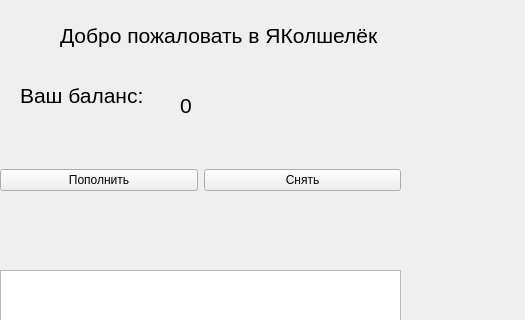
Fozu7916/Login-balance-qt-, file Log+MoneyChange/src/moneywindow.ui: the form before one commit; both pictures show x 100 to 625 and y 0 to 320 of the 625 by 557 pixel window.
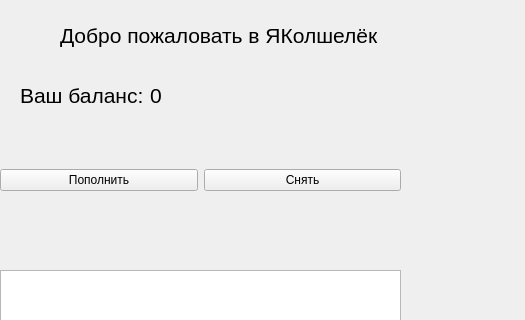
The form after the commit.

The edit to the form file:
```diff
--- a/Log+MoneyChange/src/moneywindow.ui
+++ b/Log+MoneyChange/src/moneywindow.ui
@@ -53,10 +53,10 @@
    <widget class="QLabel" name="label_3">
     <property name="geometry">
      <rect>
-      <x>280</x>
+      <x>250</x>
       <y>80</y>
       <width>151</width>
-      <height>51</height>
+      <height>31</height>
      </rect>
     </property>
     <property name="font">
```
Left out of the diff: 6 changed lines with no effect on the pictures.
